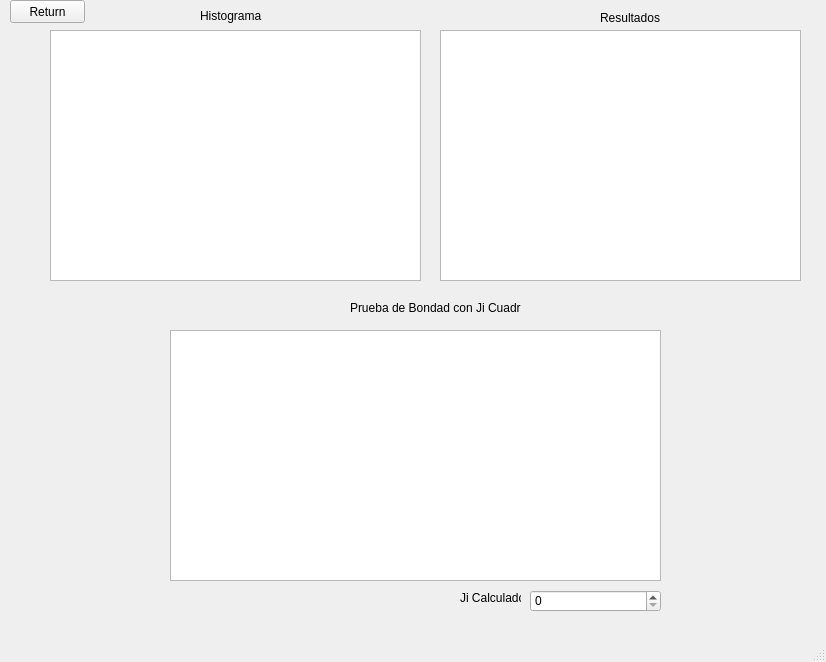
This is src/ui/secondView.ui in 83723-matias-perlo/sim_tp1_utn as Qt 5 draws it before an edit. The edited form follows.
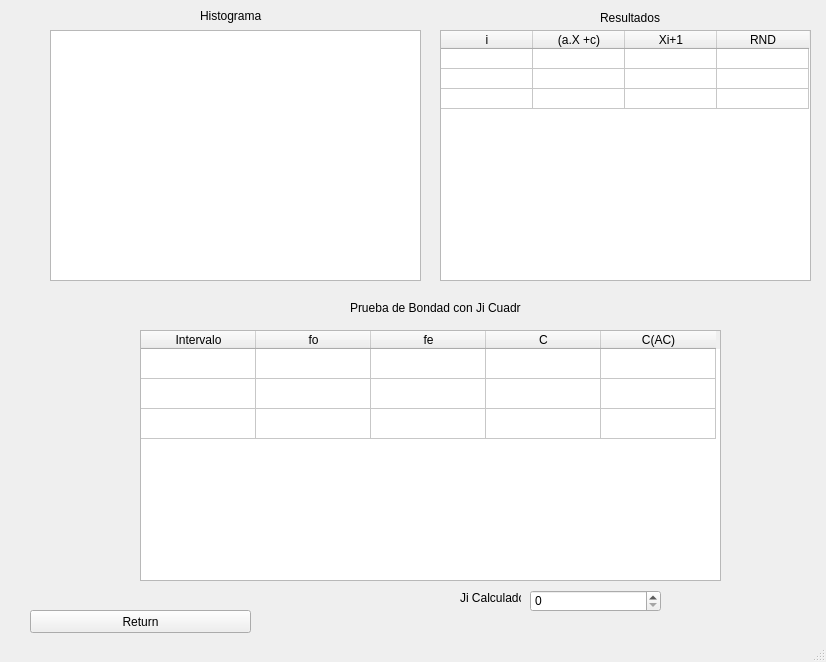
This is the edited form.

```diff
--- a/src/ui/secondView.ui
+++ b/src/ui/secondView.ui
@@ -14,16 +14,6 @@
    <string>MainWindow</string>
   </property>
   <widget class="QWidget" name="centralwidget">
-   <widget class="QTableView" name="resultTable">
-    <property name="geometry">
-     <rect>
-      <x>440</x>
-      <y>30</y>
-      <width>361</width>
-      <height>251</height>
-     </rect>
-    </property>
-   </widget>
    <widget class="QLabel" name="resultLbl">
     <property name="geometry">
      <rect>
@@ -96,22 +86,12 @@
      <string>Ji Calculado</string>
     </property>
    </widget>
-   <widget class="QTableView" name="jiCuadradoTable">
-    <property name="geometry">
-     <rect>
-      <x>170</x>
-      <y>330</y>
-      <width>491</width>
-      <height>251</height>
-     </rect>
-    </property>
-   </widget>
    <widget class="QPushButton" name="return_2">
     <property name="geometry">
      <rect>
-      <x>10</x>
-      <y>0</y>
-      <width>75</width>
+      <x>30</x>
+      <y>610</y>
+      <width>221</width>
       <height>23</height>
      </rect>
     </property>
@@ -119,16 +99,128 @@
      <string>Return</string>
     </property>
    </widget>
-  </widget>
-  <widget class="QMenuBar" name="menubar">
-   <property name="geometry">
-    <rect>
-     <x>0</x>
-     <y>0</y>
-     <width>826</width>
-     <height>21</height>
-    </rect>
-   </property>
+   <widget class="QTableWidget" name="resultTable">
+    <property name="geometry">
+     <rect>
+      <x>440</x>
+      <y>30</y>
+      <width>371</width>
+      <height>251</height>
+     </rect>
+    </property>
+    <attribute name="horizontalHeaderVisible">
+     <bool>true</bool>
+    </attribute>
+    <attribute name="horizontalHeaderCascadingSectionResizes">
+     <bool>false</bool>
+    </attribute>
+    <attribute name="horizontalHeaderDefaultSectionSize">
+     <number>92</number>
+    </attribute>
+    <attribute name="horizontalHeaderHighlightSections">
+     <bool>true</bool>
+    </attribute>
+    <attribute name="horizontalHeaderShowSortIndicator" stdset="0">
+     <bool>false</bool>
+    </attribute>
+    <attribute name="verticalHeaderVisible">
+     <bool>false</bool>
+    </attribute>
+    <attribute name="verticalHeaderDefaultSectionSize">
+     <number>20</number>
+    </attribute>
+    <row>
+     <property name="text">
+      <string>1</string>
+     </property>
+    </row>
+    <row>
+     <property name="text">
+      <string>2</string>
+     </property>
+    </row>
+    <row>
+     <property name="text">
+      <string>3</string>
+     </property>
+    </row>
+    <column>
+     <property name="text">
+      <string>i</string>
+     </property>
+    </column>
+    <column>
+     <property name="text">
+      <string>(a.X +c)</string>
+     </property>
+    </column>
+    <column>
+     <property name="text">
+      <string>Xi+1</string>
+     </property>
+    </column>
+    <column>
+     <property name="text">
+      <string>RND</string>
+     </property>
+    </column>
+   </widget>
+   <widget class="QTableWidget" name="jiCuadradoTable">
+    <property name="geometry">
+     <rect>
+      <x>140</x>
+      <y>330</y>
+      <width>581</width>
+      <height>251</height>
+     </rect>
+    </property>
+    <attribute name="horizontalHeaderDefaultSectionSize">
+     <number>115</number>
+    </attribute>
+    <attribute name="verticalHeaderVisible">
+     <bool>false</bool>
+    </attribute>
+    <row>
+     <property name="text">
+      <string>1</string>
+     </property>
+    </row>
+    <row>
+     <property name="text">
+      <string>2</string>
+     </property>
+    </row>
+    <row>
+     <property name="text">
+      <string>3</string>
+     </property>
+    </row>
+    <column>
+     <property name="text">
+      <string>Intervalo</string>
+     </property>
+    </column>
+    <column>
+     <property name="text">
+      <string>fo</string>
+     </property>
+    </column>
+    <column>
+     <property name="text">
+      <string>fe</string>
+     </property>
+    </column>
+    <column>
+     <property name="text">
+      <string>C</string>
+     </property>
+    </column>
+    <column>
+     <property name="text">
+      <string>C(AC)</string>
+     </property>
+    </column>
+   </widget>
   </widget>
   <widget class="QStatusBar" name="statusbar"/>
  </widget>
```
Left out of the diff: 4 changed lines with no effect on the pictures.
